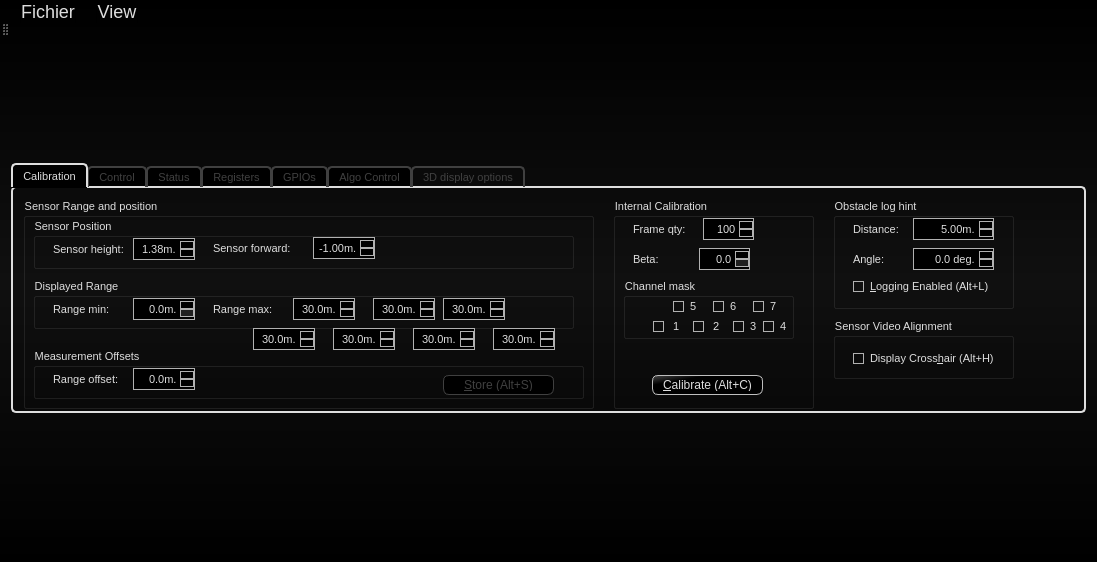
First picture: the form in src/AWLQtDemo/awlqtdemo.ui, repository samanwaya-jena/EVAL-ADAL6110-16-GUI, before the edit.
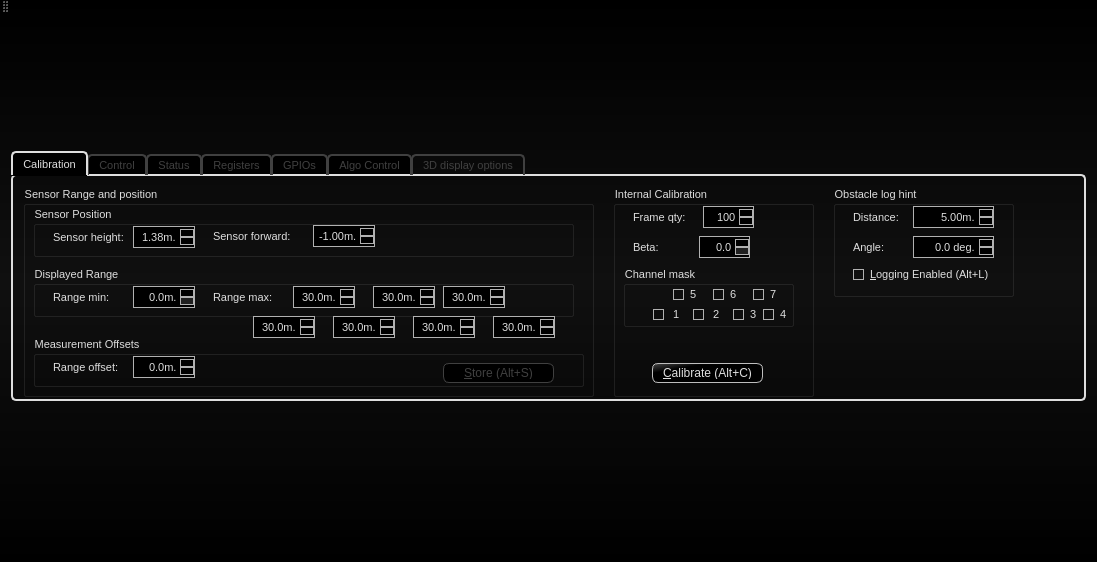
Second picture: the form after the edit. Icons and pictures are not drawn.

Commit message: Replaced Main Menu with Toolbar.

Patch:
```diff
--- a/src/AWLQtDemo/awlqtdemo.ui
+++ b/src/AWLQtDemo/awlqtdemo.ui
@@ -384,16 +384,7 @@
    <bool>false</bool>
   </property>
   <property name="styleSheet">
-   <string notr="true">QToolTip
-{
-border: 1px solid black;
-background-color: #ffa02f;
-padding: 1px;
-border-radius: 3px;
-opacity: 100;
-}
-
-QWidget
+   <string notr="true">QWidget
 {
 background:transparent;
 color: #dedede;
@@ -429,7 +420,7 @@
 
 QFrame
 {
-background:transparent
+background:transparent;
 }
 
 QMainWindow
@@ -443,7 +434,7 @@
 color: white;
 padding-left: 4px;
 border: 1px solid #4c4c4c;
-spacing: 3px; /* spacing between items in the tool bar */
+spacing: 10px; /* spacing between items in the tool bar */
 }
 
 QMainWindow::separator:hover
@@ -765,13 +756,6 @@
 padding: 1px -1px -1px 1px;
 }
 
-
-QToolBar::handle
-{
-spacing: 3px; /* spacing between items in the tool bar */
-background: url(:/images/handle.png);
-}
-
 QMenu::separator
 {
 height: 2px;
@@ -1036,7 +1020,86 @@
 border-color: transparent;
 }
 */
+/*
+QToolTip
+{
+border: 1px solid black;
+background-color: #ffa02f;
+padding: 1px;
+border-radius: 3px;
+opacity: 100;
+}
+*/
 
+QToolbar
+{
+spacing: 10px;
+}
+
+QToolBar::handle
+{
+spacing: 10px; /* spacing between items in the tool bar */
+background: url(:/images/handle.png);
+}
+
+QToolButton
+{
+border-width: 2px;
+border-color: rgb(42, 42, 42);
+border-style: outset;
+border-radius: 6;
+padding: 3px;
+font-size: 12px;
+padding-left: 5px;
+padding-right: 5px;
+font-size: 12px;
+background-color: qlineargradient(spread:pad, x1:1, y1:1, x2:0, y2:0.017, stop:0.753769 rgba(0, 0, 0, 255), stop:1 rgba(72, 72, 72, 255));
+}
+
+QToolButton:disabled
+{
+/*color: #dedede;*/
+border-width:  1 px;
+border-color: #494949;
+border-style: solid;
+border-radius: 6;
+padding: 3px;
+font-size: 12px;
+padding-left: 5px;
+padding-right: 5px;
+font-size: 12px;
+background-color: #000000;
+}
+
+QToolButton:pressed
+{
+border-width: 2px;
+border-color: rgb(188, 188, 188);
+border-style: inset;
+background-color: qlineargradient(spread:pad, x1:0.553, y1:0.494, x2:1, y2:1, stop:0 rgba(0, 0, 0, 255), stop:0.98995 rgba(72, 72, 72, 255), stop:1 rgba(48, 48, 48, 255))
+}
+
+QToolButton:checked
+{
+border-width: 2px;
+border-color: rgb(188, 188, 188);
+border-style: inset;
+background-color: qlineargradient(spread:pad, x1:0.553, y1:0.494, x2:1, y2:1, stop:0 rgba(0, 0, 0, 255), stop:0.98995 rgba(72, 72, 72, 255), stop:1 rgba(48, 48, 48, 255))
+}
+
+QToolButton:unchecked
+{
+border-width:2px;
+border-color: rgb(42, 42, 42);
+border-style: outset;
+background-color: qlineargradient(spread:pad, x1:1, y1:1, x2:0, y2:0.017, stop:0.753769 rgba(0, 0, 0, 255), stop:1 rgba(72, 72, 72, 255));
+}
+
+
+QToolButton:hover
+{
+border: 2px solid QLinearGradient( x1: 0, y1: 0, x2: 0, y2: 1, stop: 0 #ffa02f, stop: 1 #d7801a);
+}
 
 </string>
   </property>
@@ -3208,53 +3271,6 @@
            </property>
           </widget>
          </widget>
-         <widget class="QGroupBox" name="videoAlignGroupBox">
-          <property name="enabled">
-           <bool>true</bool>
-          </property>
-          <property name="geometry">
-           <rect>
-            <x>820</x>
-            <y>130</y>
-            <width>181</width>
-            <height>61</height>
-           </rect>
-          </property>
-          <property name="styleSheet">
-           <string notr="true"/>
-          </property>
-          <property name="title">
-           <string>Sensor Video Alignment</string>
-          </property>
-          <widget class="QCheckBox" name="videoCrosshairCheckbox">
-           <property name="geometry">
-            <rect>
-             <x>20</x>
-             <y>30</y>
-             <width>151</width>
-             <height>21</height>
-            </rect>
-           </property>
-           <property name="styleSheet">
-            <string notr="true"/>
-           </property>
-           <property name="text">
-            <string>Display Cross&amp;hair (Alt+H)</string>
-           </property>
-           <property name="checkable">
-            <bool>true</bool>
-           </property>
-           <property name="checked">
-            <bool>false</bool>
-           </property>
-           <property name="autoRepeat">
-            <bool>false</bool>
-           </property>
-           <property name="tristate">
-            <bool>false</bool>
-           </property>
-          </widget>
-         </widget>
         </widget>
         <widget class="QWidget" name="controlTab">
          <attribute name="title">
@@ -5368,49 +5384,31 @@
     </item>
    </layout>
   </widget>
-  <widget class="QMenuBar" name="menuBar">
-   <property name="geometry">
-    <rect>
-     <x>0</x>
-     <y>0</y>
-     <width>1097</width>
-     <height>27</height>
-    </rect>
-   </property>
-   <property name="font">
-    <font>
-     <pointsize>-1</pointsize>
-    </font>
-   </property>
-   <property name="nativeMenuBar">
-    <bool>false</bool>
-   </property>
-   <widget class="QMenu" name="menuFichier">
-    <property name="font">
-     <font>
-      <pointsize>-1</pointsize>
-     </font>
-    </property>
-    <property name="title">
-     <string>Fichier</string>
-    </property>
-    <addaction name="actionQuitter"/>
-   </widget>
-   <widget class="QMenu" name="menuView">
-    <property name="title">
-     <string>View</string>
-    </property>
-    <addaction name="actionSettings"/>
-    <addaction name="actionTableView"/>
-    <addaction name="action2D"/>
-    <addaction name="action3D_View"/>
-    <addaction name="actionGraph"/>
-    <addaction name="actionCamera"/>
-   </widget>
-   <addaction name="menuFichier"/>
-   <addaction name="menuView"/>
-  </widget>
   <widget class="QToolBar" name="mainToolBar">
+   <property name="sizePolicy">
+    <sizepolicy hsizetype="Preferred" vsizetype="Fixed">
+     <horstretch>0</horstretch>
+     <verstretch>65</verstretch>
+    </sizepolicy>
+   </property>
+   <property name="minimumSize">
+    <size>
+     <width>0</width>
+     <height>0</height>
+    </size>
+   </property>
+   <property name="baseSize">
+    <size>
+     <width>0</width>
+     <height>65</height>
+    </size>
+   </property>
+   <property name="iconSize">
+    <size>
+     <width>60</width>
+     <height>60</height>
+    </size>
+   </property>
    <attribute name="toolBarArea">
     <enum>TopToolBarArea</enum>
    </attribute>
```
Left out of the diff: 118 changed lines with no effect on the pictures. The commit also changes 15 other files.
